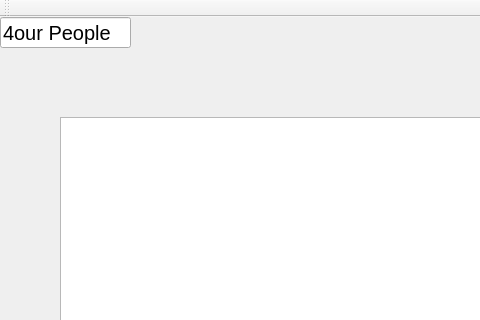
Above: qt_cuacs_UI/mainwindow.ui from kalebtesfay/Animal_Shelter_System before the change; both pictures show x 0 to 480 and y 0 to 320 of the 903 by 606 pixel window. Below: the same form after it.
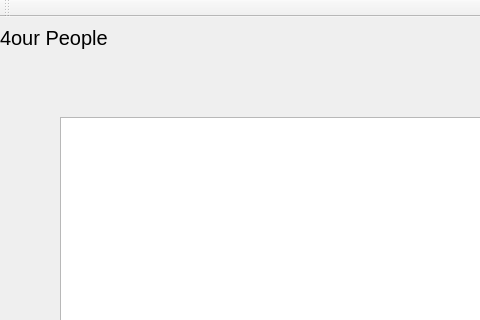
That is the form after the change. The open tabs and pages were chosen to show the change.

What changed in the file:
```diff
--- a/qt_cuacs_UI/mainwindow.ui
+++ b/qt_cuacs_UI/mainwindow.ui
@@ -272,24 +272,6 @@
        <string>Homepage</string>
       </property>
      </widget>
-     <widget class="QLineEdit" name="lineEdit_5">
-      <property name="geometry">
-       <rect>
-        <x>0</x>
-        <y>0</y>
-        <width>131</width>
-        <height>31</height>
-       </rect>
-      </property>
-      <property name="font">
-       <font>
-        <pointsize>15</pointsize>
-       </font>
-      </property>
-      <property name="text">
-       <string>4our People</string>
-      </property>
-     </widget>
      <widget class="QLabel" name="label_3">
       <property name="geometry">
        <rect>
@@ -308,6 +290,24 @@
        <string/>
       </property>
      </widget>
+     <widget class="QLabel" name="label_18">
+      <property name="geometry">
+       <rect>
+        <x>0</x>
+        <y>0</y>
+        <width>121</width>
+        <height>41</height>
+       </rect>
+      </property>
+      <property name="font">
+       <font>
+        <pointsize>15</pointsize>
+       </font>
+      </property>
+      <property name="text">
+       <string>4our People</string>
+      </property>
+     </widget>
     </widget>
     <widget class="QWidget" name="page_5">
      <widget class="QLineEdit" name="lineEdit_6">
```
Left out of the diff: 60 changed lines with no effect on the pictures.
